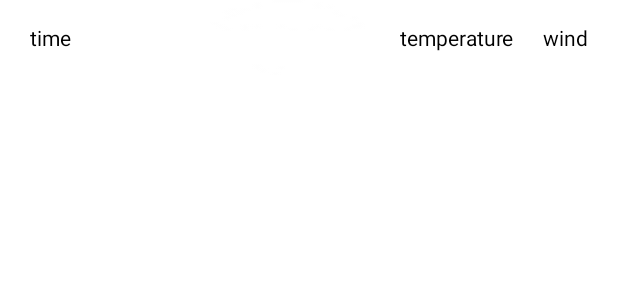
After one commit to seredasv/tiny_weather, an Android app: the layout item_hour_forecast.xml on its own in the app's theme, with its tools: preview values and no code run, on a phone screen of 412 x 824 dp. The commit adds this screen. Shown: the top 300 px of the screen. Run offline under Robolectric (Android 15) with nearby library versions, the phone set to English and light mode, and no system bars.

Commit message:
- add layout for hour forecast; - several changes in adapter and utils;

```diff
--- a/app/src/main/java/com/example/ssereda/tinyweather/adapters/CityAdapter.java
+++ b/app/src/main/java/com/example/ssereda/tinyweather/adapters/CityAdapter.java
@@ -36,9 +36,7 @@ public class CityAdapter extends ArrayAdapter<City> {
             holder.TVitemCityList = (TextView) view.findViewById(R.id.tv_item_city_list);
             if (cities.get(position).getId() != null && cities.get(position).getCountry() != null
                     && cities.get(position).getName() != null) {
-                holder.TVitemCityList.setText("id: " + cities.get(position).getId()
-                        + ", country: " + cities.get(position).getCountry()
-                        + ", name: " + cities.get(position).getName());
+                holder.TVitemCityList.setText(cities.get(position).getName());
             }
 
             if (!(cities != null || cities.size() > 0)) {
--- /dev/null
+++ b/app/src/main/res/layout/item_hour_forecast.xml
@@ -0,0 +1,45 @@
+<?xml version="1.0" encoding="utf-8"?>
+<LinearLayout xmlns:android="http://schemas.android.com/apk/res/android"
+    android:layout_width="match_parent"
+    android:layout_height="50sp"
+    android:gravity="center_vertical"
+    android:orientation="horizontal">
+
+    <TextView
+        android:id="@+id/tv_item_hour_forecast_timestamp"
+        android:layout_width="wrap_content"
+        android:layout_height="match_parent"
+        android:gravity="center_vertical|left"
+        android:paddingLeft="20sp"
+        android:text="time"
+        android:layout_weight="1"
+        android:textColor="@color/text_color_black" />
+
+    <ImageView
+        android:id="@+id/image_view_hour_forecast_clouds"
+        android:layout_width="wrap_content"
+        android:layout_height="match_parent"
+        android:layout_weight="1"
+        android:background="@drawable/image_view_umbrella"/>
+
+    <TextView
+        android:id="@+id/tv_item_hour_forecast_temperature"
+        android:layout_width="wrap_content"
+        android:layout_height="match_parent"
+        android:gravity="center"
+        android:paddingRight="20sp"
+        android:paddingLeft="20sp"
+        android:text="temperature"
+        android:layout_weight="0"
+        android:textColor="@color/text_color_black" />
+
+    <TextView
+        android:id="@+id/tv_item_hour_forecast_wind"
+        android:layout_width="wrap_content"
+        android:layout_height="match_parent"
+        android:gravity="center"
+        android:paddingRight="20sp"
+        android:text="wind"
+        android:layout_weight="0"
+        android:textColor="@color/text_color_black" />
+</LinearLayout>
--- a/app/src/main/res/menu/menu_main.xml
+++ b/app/src/main/res/menu/menu_main.xml
@@ -9,11 +9,6 @@
         android:title="@string/action_add_city"
         app:showAsAction="never" />
     <item
-        android:id="@+id/action_weather_fragment"
-        android:orderInCategory="100"
-        android:title="@string/action_weather_fragment"
-        app:showAsAction="never" />
-    <item
         android:id="@+id/action_settings"
         android:orderInCategory="100"
         android:title="@string/action_settings"
```
Also changed, not shown: app/src/main/java/com/example/ssereda/tinyweather/MainActivity.java (+0 -13 lines), app/src/main/java/com/example/ssereda/tinyweather/fragments/HourWeatherFragment.java (added, +15 -0 lines), app/src/main/java/com/example/ssereda/tinyweather/utils/Utils.java (+7 -0 lines), app/src/main/res/layout/fragment_weather_hour.xml (added, +25 -0 lines), app/src/main/assets/fonts/Roboto-Light.ttf (added), app/src/main/assets/fonts/Roboto-Thin.ttf (added), app/src/main/res/drawable-xxhdpi/image_button_cancel.png (added), app/src/main/res/drawable-xxhdpi/image_view_pin_off.png (added), app/src/main/res/drawable-xxhdpi/image_view_pin_on.png (added).
